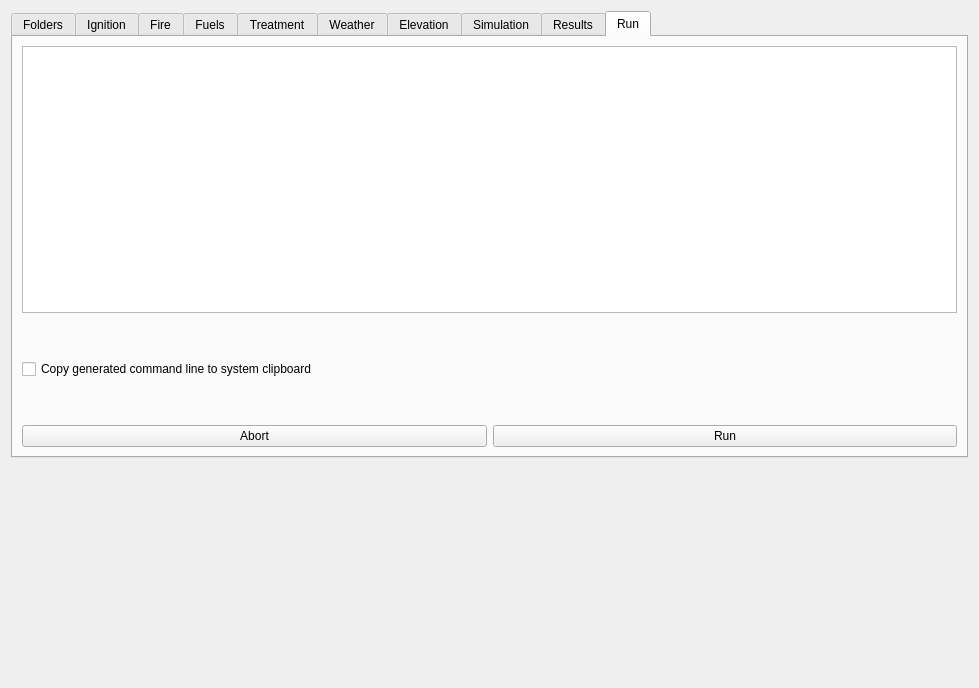
Qt form qgis/FireModule/FireModule_dialog_base.ui (fdobad/fire2gui) before a commit.
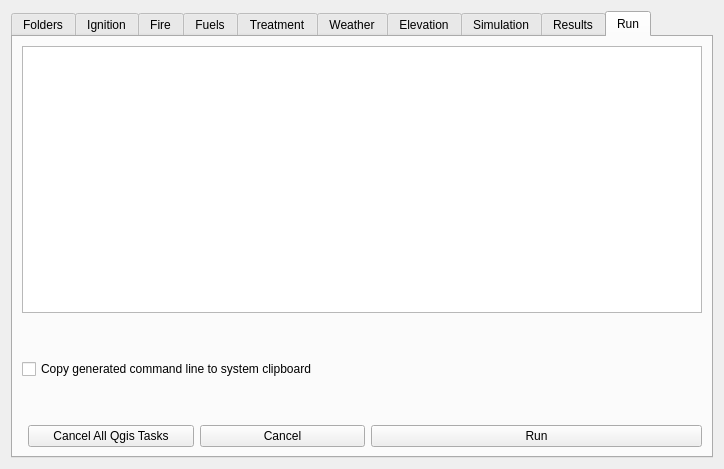
The same form after that commit. The open tabs and pages were chosen to show the change. Icons and pictures are not drawn. Custom widgets are drawn as their Qt base class.

Commit message: alpha gui ok

```diff
--- a/qgis/FireModule/FireModule_dialog_base.ui
+++ b/qgis/FireModule/FireModule_dialog_base.ui
@@ -6,8 +6,8 @@
    <rect>
     <x>0</x>
     <y>0</y>
-    <width>979</width>
-    <height>688</height>
+    <width>666</width>
+    <height>456</height>
    </rect>
   </property>
   <property name="sizePolicy">
@@ -28,6 +28,12 @@
    </property>
    <item row="0" column="0" colspan="2">
     <widget class="QTabWidget" name="tabWidget">
+     <property name="sizePolicy">
+      <sizepolicy hsizetype="Expanding" vsizetype="Expanding">
+       <horstretch>0</horstretch>
+       <verstretch>0</verstretch>
+      </sizepolicy>
+     </property>
      <property name="toolTip">
       <string/>
      </property>
@@ -1513,7 +1519,7 @@
        <string>Run</string>
       </attribute>
       <layout class="QGridLayout" name="gridLayout_2">
-       <item row="2" column="0" colspan="2">
+       <item row="2" column="0" colspan="4">
         <widget class="QCheckBox" name="checkBox_clipboard">
          <property name="sizePolicy">
           <sizepolicy hsizetype="Expanding" vsizetype="Fixed">
@@ -1526,11 +1532,34 @@
          </property>
         </widget>
        </item>
-       <item row="4" column="1">
+       <item row="3" column="0" colspan="4">
+        <spacer name="horizontalSpacer_11">
+         <property name="orientation">
+          <enum>Qt::Horizontal</enum>
+         </property>
+         <property name="sizeHint" stdset="0">
+          <size>
+           <width>40</width>
+           <height>40</height>
+          </size>
+         </property>
+        </spacer>
+       </item>
+       <item row="0" column="0" colspan="4">
+        <widget class="QTextBrowser" name="textBrowser">
+         <property name="sizePolicy">
+          <sizepolicy hsizetype="Expanding" vsizetype="MinimumExpanding">
+           <horstretch>0</horstretch>
+           <verstretch>0</verstretch>
+          </sizepolicy>
+         </property>
+        </widget>
+       </item>
+       <item row="4" column="3">
         <widget class="QPushButton" name="pushButton_Run">
          <property name="sizePolicy">
           <sizepolicy hsizetype="Preferred" vsizetype="Fixed">
-           <horstretch>0</horstretch>
+           <horstretch>2</horstretch>
            <verstretch>0</verstretch>
           </sizepolicy>
          </property>
@@ -1543,36 +1572,7 @@
          </property>
         </widget>
        </item>
-       <item row="4" column="0">
-        <widget class="QPushButton" name="pushButton_Abort">
-         <property name="sizePolicy">
-          <sizepolicy hsizetype="Preferred" vsizetype="Fixed">
-           <horstretch>0</horstretch>
-           <verstretch>0</verstretch>
-          </sizepolicy>
-         </property>
-         <property name="toolTip">
-          <string/>
-         </property>
-         <property name="autoFillBackground">
-          <bool>false</bool>
-         </property>
-         <property name="text">
-          <string>Abort</string>
-         </property>
-        </widget>
-       </item>
-       <item row="0" column="0" colspan="2">
-        <widget class="QTextBrowser" name="textBrowser">
-         <property name="sizePolicy">
-          <sizepolicy hsizetype="Expanding" vsizetype="Preferred">
-           <horstretch>0</horstretch>
-           <verstretch>0</verstretch>
-          </sizepolicy>
-         </property>
-        </widget>
-       </item>
-       <item row="1" column="0" colspan="2">
+       <item row="1" column="0" colspan="4">
         <spacer name="horizontalSpacer_10">
          <property name="orientation">
           <enum>Qt::Horizontal</enum>
@@ -1585,18 +1585,37 @@
          </property>
         </spacer>
        </item>
-       <item row="3" column="0" colspan="2">
-        <spacer name="horizontalSpacer_11">
-         <property name="orientation">
-          <enum>Qt::Horizontal</enum>
+       <item row="4" column="1">
+        <widget class="QPushButton" name="pushButton_CancelAll">
+         <property name="sizePolicy">
+          <sizepolicy hsizetype="Preferred" vsizetype="Fixed">
+           <horstretch>1</horstretch>
+           <verstretch>0</verstretch>
+          </sizepolicy>
          </property>
-         <property name="sizeHint" stdset="0">
-          <size>
-           <width>40</width>
-           <height>40</height>
-          </size>
+         <property name="text">
+          <string>Cancel All Qgis Tasks</string>
          </property>
-        </spacer>
+        </widget>
+       </item>
+       <item row="4" column="2">
+        <widget class="QPushButton" name="pushButton_Cancel">
+         <property name="sizePolicy">
+          <sizepolicy hsizetype="Preferred" vsizetype="Fixed">
+           <horstretch>1</horstretch>
+           <verstretch>0</verstretch>
+          </sizepolicy>
+         </property>
+         <property name="toolTip">
+          <string/>
+         </property>
+         <property name="autoFillBackground">
+          <bool>false</bool>
+         </property>
+         <property name="text">
+          <string>Cancel</string>
+         </property>
+        </widget>
        </item>
       </layout>
      </widget>
```
Left out of the diff: 56 changed lines with no effect on the pictures. The commit also changes 2 other files.
